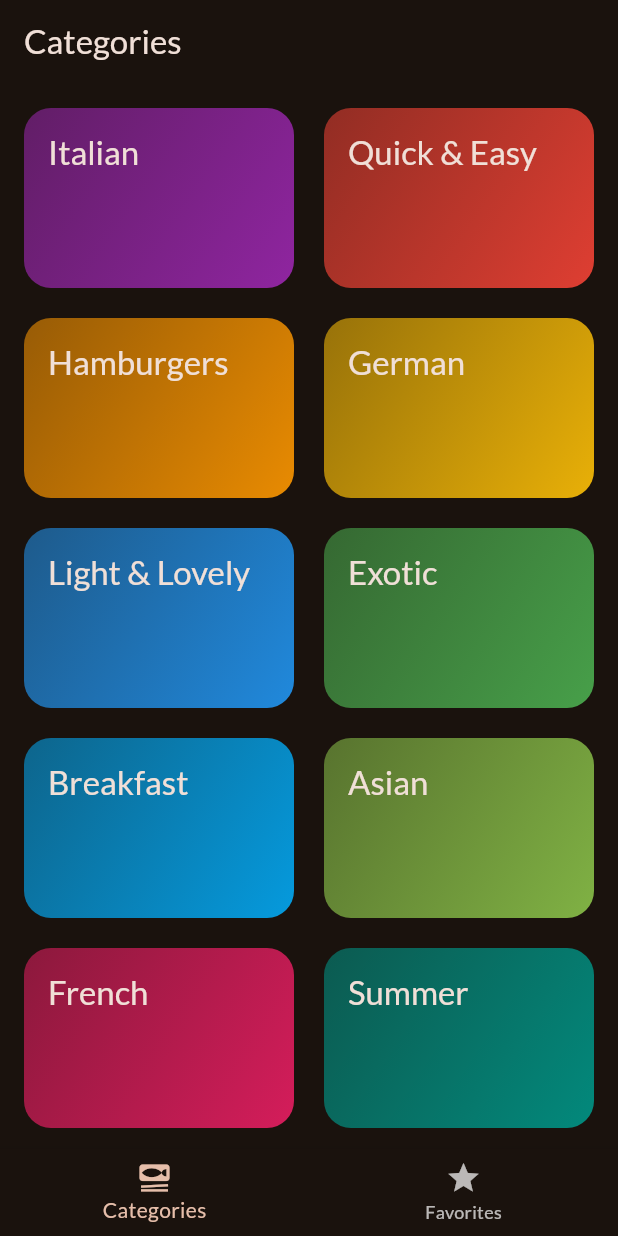
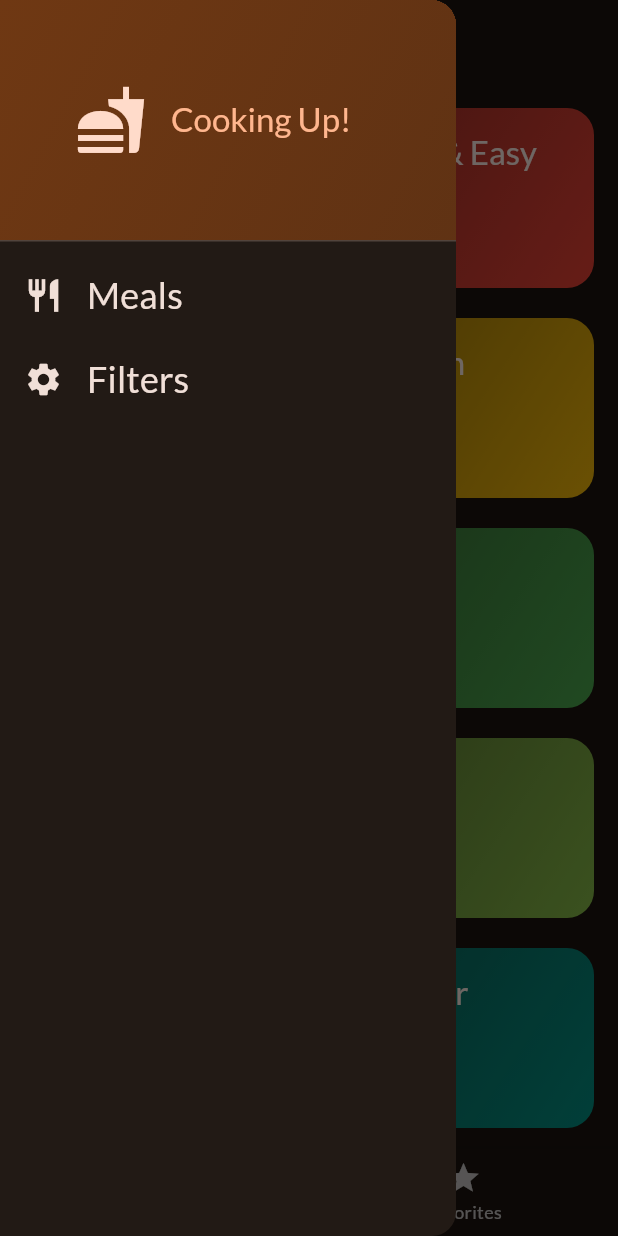
Before and after one commit to Mahami03/flutter_meals_project, a Flutter app: the screen it shows after launch, with the side drawer open (before the commit the screen has no drawer), on a phone screen of 412 x 824 dp. Run offline on Flutter 3.47's test engine with Material 3 defaults, Android fonts, the phone set to English and light mode, and no system bars; our stand-ins replace google_fonts, transparent_image.

Commit message:
Filters screen added

```diff
--- a/lib/main.dart
+++ b/lib/main.dart
@@ -23,6 +23,7 @@ class App extends StatelessWidget {
     return MaterialApp(
         theme: theme,
         home: const TabsScreen(),
+        debugShowCheckedModeBanner: false,
     );
   }
 }
--- a/lib/screens/categories.dart
+++ b/lib/screens/categories.dart
@@ -10,12 +10,15 @@ class CategoriesScreen extends StatelessWidget {
   const CategoriesScreen({
     super.key,
     required this.onToggleFavorite,
+    required this.availableMeals
   });
+
   final void Function(Meal meal) onToggleFavorite;
+  final List<Meal> availableMeals;
 
 
   void _selectCategory(BuildContext context, Category category) {
-    final filteredMeals = dummyMeals
+    final filteredMeals = availableMeals
         .where((meal) => meal.categories.contains(category.id))
         .toList();
 
--- a/lib/screens/tabs.dart
+++ b/lib/screens/tabs.dart
@@ -1,8 +1,19 @@
 import 'package:flutter/material.dart';
+import 'package:meals_project/data/dummy_data.dart';
 import 'package:meals_project/screens/categories.dart';
+import 'package:meals_project/screens/filters.dart';
 import 'package:meals_project/screens/meals.dart';
+import 'package:meals_project/widgets/main_drawer.dart';
 
 import '../models/meal.dart';
+
+const kInitialFilters = {
+  Filter.glutenFree: false,
+  Filter.lactoseFree: false,
+  Filter.vegetarian: false,
+  Filter.vegan: false
+};
+
 
 class TabsScreen extends StatefulWidget {
   const TabsScreen({super.key});
@@ -14,6 +25,7 @@ class TabsScreen extends StatefulWidget {
 class _TabsScreenState extends State<TabsScreen> {
   int _selectedPageIndex = 0;
   final List<Meal> _favoriteMeals = [];
+  Map<Filter,bool> _selectedFilters = kInitialFilters;
 
   void _showInfoMessage(String message){
     ScaffoldMessenger.of(context).clearSnackBars();
@@ -45,9 +57,43 @@ class _TabsScreenState extends State<TabsScreen> {
     });
   }
 
+  void _setScreen(String identifier) async {
+    Navigator.of(context).pop();
+    if (identifier == 'filters'){
+      final result = await Navigator.of(context).push<Map<Filter,bool>>(
+          MaterialPageRoute(
+            builder: (ctx) =>  FiltersScreen(currentState: _selectedFilters,),
+          ),
+      );
+      setState(() {
+        _selectedFilters = result ?? kInitialFilters;
+      });
+    }
+  }
+
   @override
   Widget build(BuildContext context) {
-    Widget activePage =  CategoriesScreen(onToggleFavorite: _toggleMealFavoriteStatus,);
+
+    final availableMeals = dummyMeals.where((meal) {
+      if (_selectedFilters[Filter.lactoseFree]! && !meal.isLactoseFree){
+        return false;
+      }
+      if (_selectedFilters[Filter.lactoseFree]! && !meal.isLactoseFree){
+        return false;
+      }
+      if (_selectedFilters[Filter.vegetarian]! && !meal.isVegetarian){
+        return false;
+      }
+      if (_selectedFilters[Filter.vegan]! && !meal.isVegan){
+        return false;
+      }
+      return true;
+    }).toList();
+
+    Widget activePage =  CategoriesScreen(
+      onToggleFavorite: _toggleMealFavoriteStatus,
+      availableMeals: availableMeals,
+    );
     var activePageTitle = 'Categories';
 
     if (_selectedPageIndex == 1){
@@ -62,6 +108,7 @@ class _TabsScreenState extends State<TabsScreen> {
       appBar: AppBar(
         title: Text(activePageTitle),
       ),
+      drawer: MainDrawer(onSelectScreen: _setScreen,),
       body: activePage,
       bottomNavigationBar: BottomNavigationBar(
         onTap: _selectPage,
--- /dev/null
+++ b/lib/widgets/main_drawer.dart
@@ -0,0 +1,74 @@
+import 'package:flutter/material.dart';
+
+class MainDrawer extends StatelessWidget {
+  const MainDrawer({super.key, required this.onSelectScreen});
+
+  final void Function(String identifier) onSelectScreen;
+
+  @override
+  Widget build(BuildContext context) {
+    return Drawer(
+      child: Column(
+        children: [
+          DrawerHeader(
+            padding: const EdgeInsets.all(50),
+            decoration: BoxDecoration(
+              gradient: LinearGradient(
+                  colors: [
+                    Theme.of(context).colorScheme.primaryContainer,
+                    Theme.of(context).colorScheme.primaryContainer.withOpacity(0.8),
+                  ],
+                  begin: Alignment.topLeft,
+                  end: Alignment.bottomRight,
+              ),
+            ),
+            child: Row(
+              children: [
+                Icon(
+                    Icons.fastfood,
+                    size: 48,
+                    color: Theme.of(context).colorScheme.primaryFixed,
+                ),
+                const SizedBox(width: 16,),
+                Text('Cooking Up!', style: Theme.of(context).textTheme.titleLarge!.copyWith(
+                  color: Theme.of(context).colorScheme.primaryFixedDim
+                ),
+                ),
+              ],
+            ),
+          ),
+          ListTile(
+            leading: Icon(
+              Icons.restaurant,
+              size: 26,
+              color: Theme.of(context).colorScheme.onBackground,
+            ),
+            title: Text('Meals', style: Theme.of(context).textTheme.titleSmall!.copyWith(
+                color: Theme.of(context).colorScheme.onBackground,
+                fontSize: 24,
+              ),
+            ),
+            onTap: (){
+              onSelectScreen('meals');
+            },
+          ),
+          ListTile(
+            leading: Icon(
+              Icons.settings,
+              size: 26,
+              color: Theme.of(context).colorScheme.onBackground,
+            ),
+            title: Text('Filters', style: Theme.of(context).textTheme.titleSmall!.copyWith(
+              color: Theme.of(context).colorScheme.onBackground,
+              fontSize: 24,
+            ),
+            ),
+            onTap: (){
+              onSelectScreen('filters');
+            },
+          ),
+        ],
+      ),
+    );
+  }
+}
```
Also changed, not shown: lib/screens/filters.dart (added, +149 -0 lines), 4 other files.
